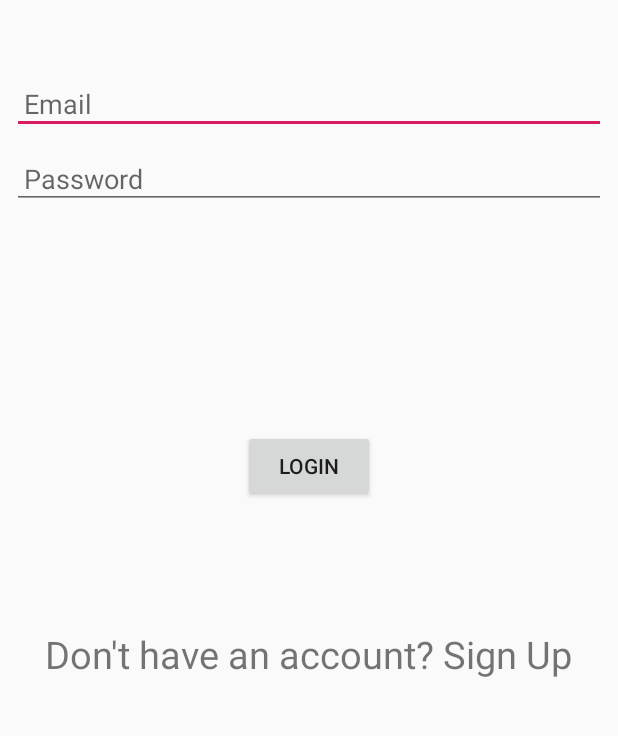
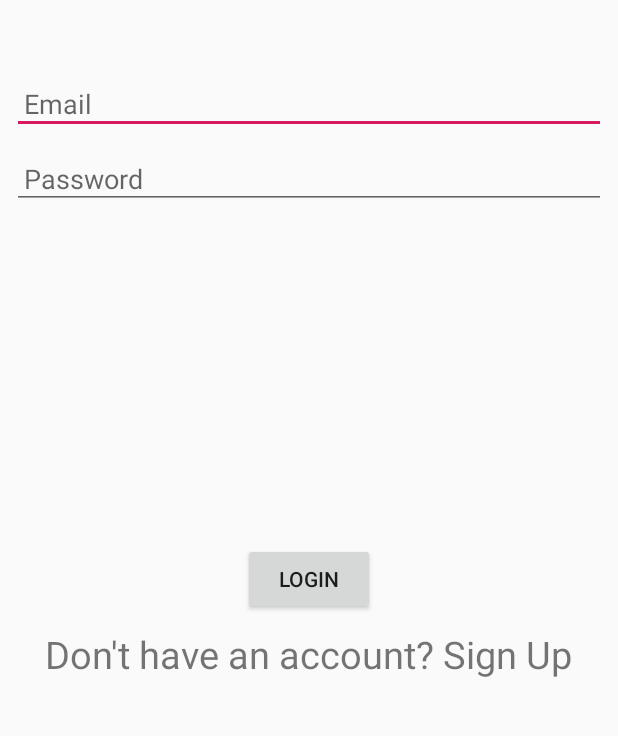
Before and after one commit to beansproutz/MathWithFriends, an Android app: the layout activity_login.xml on its own in the app's theme, with its tools: preview values and no code run, on a phone screen of 412 x 824 dp, the part 227-963 px from its top. Run offline under Robolectric (Android 15) with nearby library versions, the phone set to English and light mode, and no system bars.

Commit message:
Rearranged registration and login pages to fit landscape view

```diff
--- a/MathWithFriends/app/src/main/AndroidManifest.xml
+++ b/MathWithFriends/app/src/main/AndroidManifest.xml
@@ -12,8 +12,10 @@
         <activity android:name=".CustomizeActivity"
             android:screenOrientation="landscape"></activity>
         <activity android:name=".MainActivity" />
-        <activity android:name=".RegistrationActivity" />
-        <activity android:name=".LoginActivity">
+        <activity android:name=".RegistrationActivity"
+            android:screenOrientation="landscape"/>
+        <activity android:name=".LoginActivity"
+            android:screenOrientation="landscape">
             <intent-filter>
                 <action android:name="android.intent.action.MAIN" />
 
--- a/MathWithFriends/app/src/main/res/layout/activity_login.xml
+++ b/MathWithFriends/app/src/main/res/layout/activity_login.xml
@@ -6,13 +6,14 @@
     android:layout_height="match_parent"
     android:orientation="vertical"
     tools:context=".LoginActivity">
+
     <TextView
         android:layout_width="wrap_content"
         android:layout_height="wrap_content"
+        android:layout_gravity="center_horizontal"
+        android:layout_marginTop="25dp"
         android:text="Math With \n   Friends"
-        android:textSize="50sp"
-        android:layout_marginTop="25dp"
-        android:layout_gravity="center_horizontal"/>
+        android:textSize="50sp" />
 
 
     <EditText
@@ -21,9 +22,9 @@
         android:layout_height="wrap_content"
         android:layout_marginStart="8dp"
         android:layout_marginLeft="8dp"
+        android:layout_marginTop="200dp"
+        android:layout_marginEnd="8dp"
         android:layout_marginRight="8dp"
-        android:layout_marginEnd="8dp"
-        android:layout_marginTop="200dp"
         android:hint="@string/email_hint"
         android:inputType="textPersonName"
         android:padding="8dp" />
@@ -46,16 +47,17 @@
         android:layout_width="wrap_content"
         android:layout_height="wrap_content"
         android:layout_gravity="center"
-        android:layout_marginTop="50dp"
+        android:layout_marginTop="125dp"
         android:onClick="login"
         android:text="@string/button_login" />
+
     <TextView
         android:layout_width="wrap_content"
         android:layout_height="wrap_content"
-        android:text="Don't have an account? Sign Up"
         android:layout_gravity="center"
         android:layout_marginTop="175dp"
-        android:textSize="25sp"
-        android:onClick="registration"/>
+        android:onClick="registration"
+        android:text="Don't have an account? Sign Up"
+        android:textSize="25sp" />
 
 </FrameLayout>
--- a/MathWithFriends/app/src/main/res/layout/activity_registration.xml
+++ b/MathWithFriends/app/src/main/res/layout/activity_registration.xml
@@ -14,7 +14,7 @@
         android:layout_marginLeft="8dp"
         android:layout_marginRight="8dp"
         android:layout_marginEnd="8dp"
-        android:layout_marginTop="200dp"
+        android:layout_marginTop="125dp"
         android:hint="@string/email_hint"
         android:inputType="textPersonName"
         android:padding="8dp" />
@@ -25,7 +25,7 @@
         android:layout_height="wrap_content"
         android:layout_marginStart="8dp"
         android:layout_marginLeft="8dp"
-        android:layout_marginTop="250dp"
+        android:layout_marginTop="175dp"
         android:layout_marginEnd="8dp"
         android:layout_marginRight="8dp"
         android:hint="@string/password_hint"
@@ -38,7 +38,7 @@
         android:layout_height="wrap_content"
         android:layout_marginStart="8dp"
         android:layout_marginLeft="8dp"
-        android:layout_marginTop="300dp"
+        android:layout_marginTop="225dp"
         android:layout_marginEnd="8dp"
         android:layout_marginRight="8dp"
         android:hint="@string/password_hint"
```
